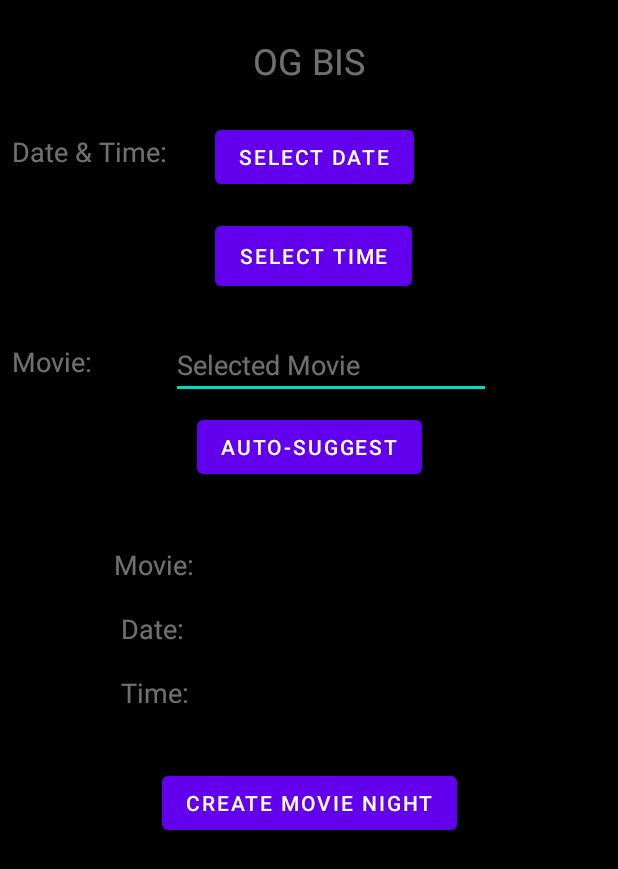
After one commit to deano546/MovieBuddy, an Android app: the MovieNightActivity screen opened directly, with no data from a screen before it, on a phone screen of 412 x 824 dp. The commit adds this screen. Shown: the top 869 px of the screen. Run offline under Robolectric (Android 15) with nearby library versions, the phone set to English and light mode, and no system bars.

Commit message:
Completed CreateGroup activity, created MovieNight Activity. Added more comments & references.

```diff
--- a/app/src/main/AndroidManifest.xml
+++ b/app/src/main/AndroidManifest.xml
@@ -11,7 +11,8 @@
         android:roundIcon="@mipmap/ic_launcher_round"
         android:supportsRtl="true"
         android:theme="@style/Theme.MovieBuddy">
-        <activity android:name=".Activities.CreateGroupActivity"></activity>
+        <activity android:name=".Activities.MovieNightActivity"></activity>
+        <activity android:name=".Activities.CreateGroupActivity" />
         <activity android:name=".Activities.FriendListActivity" />
         <activity android:name=".Activities.MovieDetailActivity" />
         <activity android:name=".Activities.NotifyActivity" />
--- a/app/src/main/java/com/example/moviebuddy/Activities/MovieActivity.java
+++ b/app/src/main/java/com/example/moviebuddy/Activities/MovieActivity.java
@@ -35,7 +35,7 @@ import java.util.List;
 
 public class MovieActivity extends AppCompatActivity {
 
-
+    //Setting up recyclerview, mainly adapted from my IS4447 project
     RecyclerView rvMovieList;
     RecyclerView.Adapter mAdapter;
     RecyclerView.LayoutManager layoutManager;
@@ -47,7 +47,7 @@ public class MovieActivity extends AppCompatActivity {
         super.onCreate(savedInstanceState);
         setContentView(R.layout.activity_movie);
 
-
+        //Displaying recyclerview, again adapted from IS4447 project
         rvMovieList
                 = (RecyclerView)findViewById(
                 R.id.rvMovieList);
--- a/app/src/main/java/com/example/moviebuddy/Activities/MovieDetailActivity.java
+++ b/app/src/main/java/com/example/moviebuddy/Activities/MovieDetailActivity.java
@@ -26,6 +26,8 @@ public class MovieDetailActivity extends AppCompatActivity {
         super.onCreate(savedInstanceState);
         setContentView(R.layout.activity_movie_detail);
 
+        //Take the extras from the intent passed from the movie activity as to display movie details here
+
         Intent intent = getIntent();
         movieTitle = intent.getStringExtra("title");
         movieYear = intent.getIntExtra("year",-1);
--- /dev/null
+++ b/app/src/main/java/com/example/moviebuddy/Activities/MovieNightActivity.java
@@ -0,0 +1,75 @@
+package com.example.moviebuddy.Activities;
+
+import androidx.appcompat.app.AppCompatActivity;
+import androidx.fragment.app.DialogFragment;
+
+import android.app.DatePickerDialog;
+import android.app.TimePickerDialog;
+import android.os.Bundle;
+import android.view.View;
+import android.widget.Button;
+import android.widget.DatePicker;
+import android.widget.TextView;
+import android.widget.TimePicker;
+import android.widget.Toast;
+
+import com.example.moviebuddy.R;
+import com.example.moviebuddy.fragments.DatePickerFragment;
+import com.example.moviebuddy.fragments.TimePickerFragment;
+
+import java.text.DateFormat;
+import java.util.Calendar;
+
+public class MovieNightActivity extends AppCompatActivity implements DatePickerDialog.OnDateSetListener, TimePickerDialog.OnTimeSetListener {
+
+    Button btnTime;
+    Button btnDate;
+
+    @Override
+    protected void onCreate(Bundle savedInstanceState) {
+        super.onCreate(savedInstanceState);
+        setContentView(R.layout.activity_movie_night);
+
+        btnTime = findViewById(R.id.btnSelectTime);
+        btnDate = findViewById(R.id.btnSelectDate);
+
+
+        //adapted from https://www.youtube.com/watch?v=33BFCdL0Di0
+        btnDate.setOnClickListener(new View.OnClickListener() {
+            @Override
+            public void onClick(View v) {
+                DialogFragment datePicker = new DatePickerFragment();
+                datePicker.show(getSupportFragmentManager(), "date picker");
+            }
+        });
+
+
+        //adapted from https://www.youtube.com/watch?v=QMwaNN_aM3U
+        btnTime.setOnClickListener(new View.OnClickListener() {
+            @Override
+            public void onClick(View v) {
+                DialogFragment timePicker = new TimePickerFragment();
+                timePicker.show(getSupportFragmentManager(), "time picker");
+            }
+        });
+    }
+
+    //adapted from https://www.youtube.com/watch?v=QMwaNN_aM3U
+    @Override
+    public void onTimeSet(TimePicker view, int hourOfDay, int minute) {
+        Toast.makeText(this, hourOfDay + ":" + minute, Toast.LENGTH_SHORT).show();
+    }
+
+    //adapted from https://www.youtube.com/watch?v=33BFCdL0Di0
+    @Override
+    public void onDateSet(DatePicker view, int year, int month, int dayOfMonth) {
+        Calendar c = Calendar.getInstance();
+        c.set(Calendar.YEAR, year);
+        c.set(Calendar.MONTH, month);
+        c.set(Calendar.DAY_OF_MONTH, dayOfMonth);
+        String currentDateString = DateFormat.getDateInstance(DateFormat.FULL).format(c.getTime());
+        Toast.makeText(this, currentDateString, Toast.LENGTH_SHORT).show();
+    }
+
+
+}
--- a/app/src/main/java/com/example/moviebuddy/Activities/WatchListActivity.java
+++ b/app/src/main/java/com/example/moviebuddy/Activities/WatchListActivity.java
@@ -28,7 +28,7 @@ import com.google.android.material.bottomnavigation.BottomNavigationView;
 import java.util.ArrayList;
 import java.util.List;
 
-//https://www.youtube.com/watch?v=sd0YBZ73nBo&feature=emb_title - Adapted from this video - Needs to be tidied
+//https://www.youtube.com/watch?v=sd0YBZ73nBo&feature=emb_title - Adapted from this video - Still Needs to be tidied
 
 public class WatchListActivity extends AppCompatActivity {
 
--- a/app/src/main/java/com/example/moviebuddy/adapters/MovieListRecyclerAdapter.java
+++ b/app/src/main/java/com/example/moviebuddy/adapters/MovieListRecyclerAdapter.java
@@ -21,6 +21,8 @@ import com.example.moviebuddy.model.Movie;
 import java.util.List;
 
 public class MovieListRecyclerAdapter extends RecyclerView.Adapter<MovieListRecyclerAdapter.MyViewHolder> {
+
+    //Mostly adapted from https://www.youtube.com/watch?v=FFCpjZkqfb0
 
     List<Movie> movieList;
     Context context;
--- a/app/src/main/java/com/example/moviebuddy/adapters/UpcomingRecyclerAdapter.java
+++ b/app/src/main/java/com/example/moviebuddy/adapters/UpcomingRecyclerAdapter.java
@@ -16,6 +16,10 @@ import com.example.moviebuddy.model.Movie;
 import java.util.List;
 
 public class UpcomingRecyclerAdapter extends RecyclerView.Adapter<UpcomingRecyclerAdapter.MyViewHolder> {
+
+
+    //Mostly adapted from https://www.youtube.com/watch?v=FFCpjZkqfb0
+
 
     List<Movie> movieList;
     Context context;
--- a/app/src/main/java/com/example/moviebuddy/dataaccess/MovieDataAccess.java
+++ b/app/src/main/java/com/example/moviebuddy/dataaccess/MovieDataAccess.java
@@ -6,6 +6,10 @@ import java.util.ArrayList;
 import java.util.List;
 
 public class MovieDataAccess {
+
+
+    //This is just faking a database for now, it allows me to populate the recycler views
+
 
     public List<Movie> getMovies() {
         List<Movie> movieList = new ArrayList<>();
--- a/app/src/main/java/com/example/moviebuddy/service/UserService.java
+++ b/app/src/main/java/com/example/moviebuddy/service/UserService.java
@@ -1,7 +1,7 @@
 package com.example.moviebuddy.service;
 
 public class UserService {
-
+    //Not in use yet
     public void LogInUser() {
 
         //userdb.getuser
--- /dev/null
+++ b/app/src/main/res/layout/activity_movie_night.xml
@@ -0,0 +1,117 @@
+<?xml version="1.0" encoding="utf-8"?>
+<androidx.constraintlayout.widget.ConstraintLayout xmlns:android="http://schemas.android.com/apk/res/android"
+    xmlns:app="http://schemas.android.com/apk/res-auto"
+    xmlns:tools="http://schemas.android.com/tools"
+    android:layout_width="match_parent"
+    android:layout_height="match_parent"
+    android:background="@android:color/background_dark"
+    tools:context=".Activities.MovieNightActivity">
+
+    <TextView
+        android:id="@+id/textView4"
+        android:layout_width="wrap_content"
+        android:layout_height="wrap_content"
+        android:layout_marginTop="24dp"
+        android:text="OG BIS"
+        android:textAppearance="@style/TextAppearance.AppCompat.Display1"
+        android:textColor="#70FFFFFF"
+        android:textSize="24sp"
+        app:layout_constraintEnd_toEndOf="parent"
+        app:layout_constraintStart_toStartOf="parent"
+        app:layout_constraintTop_toTopOf="parent" />
+
+    <TextView
+        android:id="@+id/textView9"
+        android:layout_width="wrap_content"
+        android:layout_height="wrap_content"
+        android:layout_marginStart="8dp"
+        android:layout_marginTop="32dp"
+        android:text="Date &amp; Time:"
+        android:textColor="#70FFFFFF"
+        android:textSize="18sp"
+        app:layout_constraintStart_toStartOf="parent"
+        app:layout_constraintTop_toBottomOf="@+id/textView4" />
+
+    <TextView
+        android:id="@+id/textView10"
+        android:layout_width="wrap_content"
+        android:layout_height="wrap_content"
+        android:layout_marginStart="8dp"
+        android:layout_marginTop="32dp"
+        android:text="Movie:"
+        android:textColor="#70FFFFFF"
+        android:textSize="18sp"
+        app:layout_constraintStart_toStartOf="parent"
+        app:layout_constraintTop_toBottomOf="@+id/btnSelectTime" />
+
+    <Button
+        android:id="@+id/btnSelectDate"
+        android:layout_width="wrap_content"
+        android:layout_height="wrap_content"
+        android:layout_marginStart="32dp"
+        android:layout_marginTop="24dp"
+        android:text="Select Date"
+        app:layout_constraintStart_toEndOf="@+id/textView9"
+        app:layout_constraintTop_toBottomOf="@+id/textView4" />
+
+    <Button
+        android:id="@+id/btnSelectTime"
+        android:layout_width="131dp"
+        android:layout_height="52dp"
+        android:layout_marginStart="32dp"
+        android:layout_marginTop="16dp"
+        android:text="Select Time"
+        app:layout_constraintStart_toEndOf="@+id/textView9"
+        app:layout_constraintTop_toBottomOf="@+id/btnSelectDate" />
+
+    <EditText
+        android:id="@+id/editTextTextPersonName5"
+        android:layout_width="wrap_content"
+        android:layout_height="wrap_content"
+        android:layout_marginTop="24dp"
+        android:layout_marginEnd="32dp"
+        android:ems="10"
+        android:inputType="textPersonName"
+        android:text="Selected Movie"
+        android:textColor="#70FFFFFF"
+        app:layout_constraintEnd_toEndOf="parent"
+        app:layout_constraintStart_toEndOf="@+id/textView10"
+        app:layout_constraintTop_toBottomOf="@+id/btnSelectTime" />
+
+    <Button
+        android:id="@+id/button7"
+        android:layout_width="wrap_content"
+        android:layout_height="wrap_content"
+        android:layout_marginStart="32dp"
+        android:layout_marginTop="8dp"
+        android:layout_marginEnd="32dp"
+        android:text="Auto-Suggest"
+        app:layout_constraintEnd_toEndOf="parent"
+        app:layout_constraintStart_toStartOf="parent"
+        app:layout_constraintTop_toBottomOf="@+id/editTextTextPersonName5" />
+
+    <EditText
+        android:id="@+id/editTextTextMultiLine"
+        android:layout_width="268dp"
+        android:layout_height="125dp"
+        android:layout_marginTop="32dp"
+        android:ems="10"
+        android:gravity="start|top"
+        android:inputType="textMultiLine"
+        android:text="Movie: \n\n Date: \n\n Time:"
+        android:textColor="#70FFFFFF"
+        app:layout_constraintEnd_toEndOf="parent"
+        app:layout_constraintStart_toStartOf="parent"
+        app:layout_constraintTop_toBottomOf="@+id/button7" />
+
+    <Button
+        android:id="@+id/button8"
+        android:layout_width="wrap_content"
+        android:layout_height="wrap_content"
+        android:layout_marginTop="32dp"
+        android:text="Create Movie Night"
+        app:layout_constraintEnd_toEndOf="parent"
+        app:layout_constraintStart_toStartOf="parent"
+        app:layout_constraintTop_toBottomOf="@+id/editTextTextMultiLine" />
+
+</androidx.constraintlayout.widget.ConstraintLayout>
```
Also changed, not shown: app/src/main/java/com/example/moviebuddy/Activities/GroupActivity.java (+34 -0 lines), app/src/main/java/com/example/moviebuddy/Activities/MainActivity.java (+0 -7 lines), app/src/main/java/com/example/moviebuddy/fragments/DatePickerFragment.java (added, +27 -0 lines), app/src/main/java/com/example/moviebuddy/fragments/TimePickerFragment.java (added, +30 -0 lines), app/src/main/res/layout/activity_create_group.xml (+90 -0 lines), app/src/main/res/layout/activity_friend_list.xml (+8 -7 lines), app/src/main/res/layout/activity_group.xml (+4 -4 lines).
